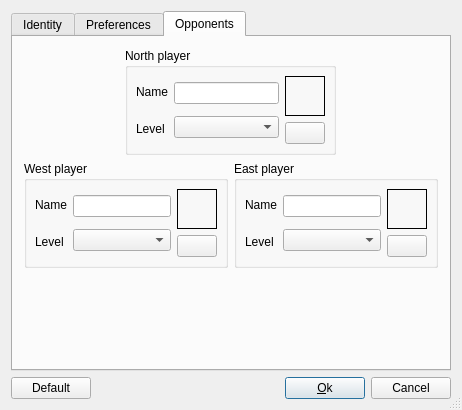
Old version of the form src/desktop/forms/OptionsUI.ui in the repository arabine/icl.
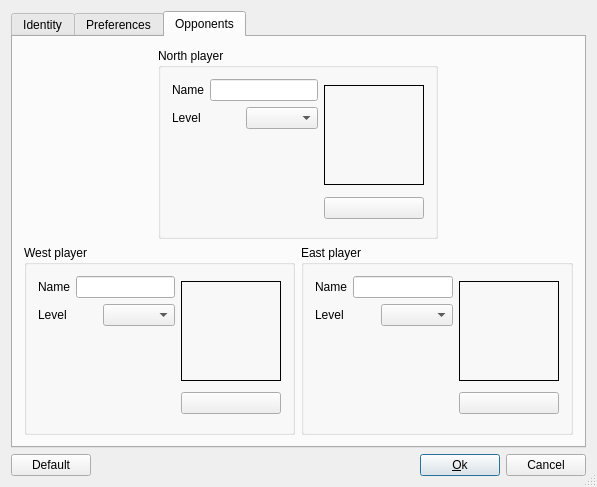
New version of the form. The open tabs and pages were chosen to show the change. Icons and pictures are not drawn.

Commit message: Updated Options dialog, avatars window is now initialized at startup

The edit to the form file:
```diff
--- a/src/desktop/forms/OptionsUI.ui
+++ b/src/desktop/forms/OptionsUI.ui
@@ -6,8 +6,8 @@
    <rect>
     <x>0</x>
     <y>0</y>
-    <width>462</width>
-    <height>410</height>
+    <width>597</width>
+    <height>487</height>
    </rect>
   </property>
   <property name="sizePolicy">
@@ -23,59 +23,6 @@
    <bool>true</bool>
   </property>
   <layout class="QGridLayout" name="gridLayout_4">
-   <item row="1" column="0">
-    <layout class="QHBoxLayout" name="horizontalLayout_2">
-     <item>
-      <widget class="QPushButton" name="btnDefaut">
-       <property name="text">
-        <string>Default</string>
-       </property>
-      </widget>
-     </item>
-     <item>
-      <spacer>
-       <property name="orientation">
-        <enum>Qt::Horizontal</enum>
-       </property>
-       <property name="sizeType">
-        <enum>QSizePolicy::Expanding</enum>
-       </property>
-       <property name="sizeHint" stdset="0">
-        <size>
-         <width>20</width>
-         <height>20</height>
-        </size>
-       </property>
-      </spacer>
-     </item>
-     <item>
-      <widget class="QPushButton" name="btnOk">
-       <property name="text">
-        <string>&amp;Ok</string>
-       </property>
-       <property name="shortcut">
-        <string>Alt+O</string>
-       </property>
-       <property name="autoDefault">
-        <bool>true</bool>
-       </property>
-       <property name="default">
-        <bool>true</bool>
-       </property>
-      </widget>
-     </item>
-     <item>
-      <widget class="QPushButton" name="btnAnnuler">
-       <property name="text">
-        <string>Cancel</string>
-       </property>
-       <property name="autoDefault">
-        <bool>true</bool>
-       </property>
-      </widget>
-     </item>
-    </layout>
-   </item>
    <item row="0" column="0">
     <widget class="QTabWidget" name="optionsUI">
      <property name="currentIndex">
@@ -639,39 +586,9 @@
          <property name="title">
           <string>North player</string>
          </property>
-         <layout class="QGridLayout" name="_20">
-          <property name="leftMargin">
-           <number>8</number>
-          </property>
-          <property name="topMargin">
-           <number>8</number>
-          </property>
-          <property name="rightMargin">
-           <number>8</number>
-          </property>
-          <property name="bottomMargin">
-           <number>8</number>
-          </property>
-          <property name="spacing">
-           <number>6</number>
-          </property>
+         <layout class="QGridLayout" name="gridLayout_8">
           <item row="0" column="0">
-           <layout class="QVBoxLayout" name="_21">
-            <property name="spacing">
-             <number>6</number>
-            </property>
-            <property name="leftMargin">
-             <number>0</number>
-            </property>
-            <property name="topMargin">
-             <number>0</number>
-            </property>
-            <property name="rightMargin">
-             <number>0</number>
-            </property>
-            <property name="bottomMargin">
-             <number>0</number>
-            </property>
+           <layout class="QHBoxLayout" name="horizontalLayout_11">
             <item>
              <widget class="QLabel" name="label_2_2">
               <property name="text">
@@ -680,43 +597,31 @@
              </widget>
             </item>
             <item>
-             <widget class="QLabel" name="label_3_2">
-              <property name="text">
-               <string>Level</string>
+             <widget class="QLineEdit" name="nomJoueurNord">
+              <property name="enabled">
+               <bool>true</bool>
+              </property>
+              <property name="maxLength">
+               <number>10</number>
               </property>
              </widget>
             </item>
            </layout>
           </item>
-          <item row="0" column="2">
-           <layout class="QVBoxLayout" name="_22">
-            <property name="spacing">
-             <number>6</number>
-            </property>
-            <property name="leftMargin">
-             <number>0</number>
-            </property>
-            <property name="topMargin">
-             <number>0</number>
-            </property>
-            <property name="rightMargin">
-             <number>0</number>
-            </property>
-            <property name="bottomMargin">
-             <number>0</number>
-            </property>
+          <item row="0" column="1" rowspan="3">
+           <layout class="QVBoxLayout" name="verticalLayout">
             <item>
              <widget class="QLabel" name="pixNord">
               <property name="minimumSize">
                <size>
-                <width>40</width>
-                <height>40</height>
+                <width>100</width>
+                <height>100</height>
                </size>
               </property>
               <property name="maximumSize">
                <size>
-                <width>40</width>
-                <height>40</height>
+                <width>100</width>
+                <height>100</height>
                </size>
               </property>
               <property name="frameShape">
@@ -732,12 +637,6 @@
             </item>
             <item>
              <widget class="QPushButton" name="btnPixNord">
-              <property name="maximumSize">
-               <size>
-                <width>40</width>
-                <height>16777215</height>
-               </size>
-              </property>
               <property name="text">
                <string/>
               </property>
@@ -749,30 +648,12 @@
             </item>
            </layout>
           </item>
-          <item row="0" column="1">
-           <layout class="QVBoxLayout" name="_23">
-            <property name="spacing">
-             <number>6</number>
-            </property>
-            <property name="leftMargin">
-             <number>0</number>
-            </property>
-            <property name="topMargin">
-             <number>0</number>
-            </property>
-            <property name="rightMargin">
-             <number>0</number>
-            </property>
-            <property name="bottomMargin">
-             <number>0</number>
-            </property>
+          <item row="1" column="0">
+           <layout class="QHBoxLayout" name="horizontalLayout_12">
             <item>
-             <widget class="QLineEdit" name="nomJoueurNord">
-              <property name="enabled">
-               <bool>true</bool>
-              </property>
-              <property name="maxLength">
-               <number>10</number>
+             <widget class="QLabel" name="label_3_2">
+              <property name="text">
+               <string>Level</string>
               </property>
              </widget>
             </item>
@@ -781,6 +662,19 @@
             </item>
            </layout>
           </item>
+          <item row="2" column="0">
+           <spacer name="verticalSpacer_3">
+            <property name="orientation">
+             <enum>Qt::Vertical</enum>
+            </property>
+            <property name="sizeHint" stdset="0">
+             <size>
+              <width>20</width>
+              <height>73</height>
+             </size>
+            </property>
+           </spacer>
+          </item>
          </layout>
         </widget>
        </item>
@@ -802,39 +696,9 @@
          <property name="title">
           <string>West player</string>
          </property>
-         <layout class="QGridLayout" name="_24">
-          <property name="leftMargin">
-           <number>8</number>
-          </property>
-          <property name="topMargin">
-           <number>8</number>
-          </property>
-          <property name="rightMargin">
-           <number>8</number>
-          </property>
-          <property name="bottomMargin">
-           <number>8</number>
-          </property>
-          <property name="spacing">
-           <number>6</number>
-          </property>
+         <layout class="QGridLayout" name="gridLayout_7">
           <item row="0" column="0">
-           <layout class="QVBoxLayout" name="_25">
-            <property name="spacing">
-             <number>6</number>
-            </property>
-            <property name="leftMargin">
-             <number>0</number>
-            </property>
-            <property name="topMargin">
-             <number>0</number>
-            </property>
-            <property name="rightMargin">
-             <number>0</number>
-            </property>
-            <property name="bottomMargin">
-             <number>0</number>
-            </property>
+           <layout class="QHBoxLayout" name="horizontalLayout_6">
             <item>
              <widget class="QLabel" name="label_2_3">
               <property name="text">
@@ -843,32 +707,6 @@
              </widget>
             </item>
             <item>
-             <widget class="QLabel" name="label_3_3">
-              <property name="text">
-               <string>Level</string>
-              </property>
-             </widget>
-            </item>
-           </layout>
-          </item>
-          <item row="0" column="1">
-           <layout class="QVBoxLayout" name="_26">
-            <property name="spacing">
-             <number>6</number>
-            </property>
-            <property name="leftMargin">
-             <number>0</number>
-            </property>
-            <property name="topMargin">
-             <number>0</number>
-            </property>
-            <property name="rightMargin">
-             <number>0</number>
-            </property>
-            <property name="bottomMargin">
-             <number>0</number>
-            </property>
-            <item>
              <widget class="QLineEdit" name="nomJoueurOuest">
               <property name="enabled">
                <bool>true</bool>
@@ -878,12 +716,9 @@
               </property>
              </widget>
             </item>
-            <item>
-             <widget class="QComboBox" name="niveauOuest"/>
-            </item>
            </layout>
           </item>
-          <item row="0" column="2">
+          <item row="0" column="1" rowspan="3">
            <layout class="QVBoxLayout" name="_27">
             <property name="spacing">
              <number>6</number>
@@ -904,14 +739,14 @@
              <widget class="QLabel" name="pixOuest">
               <property name="minimumSize">
                <size>
-                <width>40</width>
-                <height>40</height>
+                <width>100</width>
+                <height>100</height>
                </size>
               </property>
               <property name="maximumSize">
                <size>
-                <width>40</width>
-                <height>40</height>
+                <width>100</width>
+                <height>100</height>
                </size>
               </property>
               <property name="frameShape">
@@ -927,12 +762,6 @@
             </item>
             <item>
              <widget class="QPushButton" name="btnPixOuest">
-              <property name="maximumSize">
-               <size>
-                <width>40</width>
-                <height>16777215</height>
-               </size>
-              </property>
               <property name="text">
                <string/>
               </property>
@@ -950,6 +779,33 @@
             </item>
            </layout>
           </item>
+          <item row="1" column="0">
+           <layout class="QHBoxLayout" name="horizontalLayout_10">
+            <item>
+             <widget class="QLabel" name="label_3_3">
+              <property name="text">
+               <string>Level</string>
+              </property>
+             </widget>
+            </item>
+            <item>
+             <widget class="QComboBox" name="niveauOuest"/>
+            </item>
+           </layout>
+          </item>
+          <item row="2" column="0">
+           <spacer name="verticalSpacer_2">
+            <property name="orientation">
+             <enum>Qt::Vertical</enum>
+            </property>
+            <property name="sizeHint" stdset="0">
+             <size>
+              <width>20</width>
+              <height>72</height>
+             </size>
+            </property>
+           </spacer>
+          </item>
          </layout>
         </widget>
        </item>
@@ -958,23 +814,29 @@
          <property name="title">
           <string>East player</string>
          </property>
-         <layout class="QGridLayout" name="_16">
-          <property name="leftMargin">
-           <number>8</number>
-          </property>
-          <property name="topMargin">
-           <number>8</number>
-          </property>
-          <property name="rightMargin">
-           <number>8</number>
-          </property>
-          <property name="bottomMargin">
-           <number>8</number>
-          </property>
-          <property name="spacing">
-           <number>6</number>
-          </property>
-          <item row="0" column="2">
+         <layout class="QGridLayout" name="gridLayout_9">
+          <item row="0" column="0">
+           <layout class="QHBoxLayout" name="horizontalLayout_13">
+            <item>
+             <widget class="QLabel" name="label_2">
+              <property name="text">
+               <string>Name</string>
+              </property>
+             </widget>
+            </item>
+            <item>
+             <widget class="QLineEdit" name="nomJoueurEst">
+              <property name="enabled">
+               <bool>true</bool>
+              </property>
+              <property name="maxLength">
+               <number>10</number>
+              </property>
+             </widget>
+            </item>
+           </layout>
+          </item>
+          <item row="0" column="1" rowspan="3">
            <layout class="QVBoxLayout" name="_17">
             <property name="spacing">
              <number>6</number>
@@ -995,14 +857,14 @@
              <widget class="QLabel" name="pixEst">
               <property name="minimumSize">
                <size>
-                <width>40</width>
-                <height>40</height>
+                <width>100</width>
+                <height>100</height>
                </size>
               </property>
               <property name="maximumSize">
                <size>
-                <width>40</width>
-                <height>40</height>
+                <width>100</width>
+                <height>100</height>
                </size>
               </property>
               <property name="frameShape">
@@ -1018,12 +880,6 @@
             </item>
             <item>
              <widget class="QPushButton" name="btnPixEst">
-              <property name="maximumSize">
-               <size>
-                <width>40</width>
-                <height>16777215</height>
-               </size>
-              </property>
               <property name="text">
                <string/>
               </property>
@@ -1035,62 +891,8 @@
             </item>
            </layout>
           </item>
-          <item row="0" column="1">
-           <layout class="QVBoxLayout" name="_18">
-            <property name="spacing">
-             <number>6</number>
-            </property>
-            <property name="leftMargin">
-             <number>0</number>
-            </property>
-            <property name="topMargin">
-             <number>0</number>
-            </property>
-            <property name="rightMargin">
-             <number>0</number>
-            </property>
-            <property name="bottomMargin">
-             <number>0</number>
-            </property>
-            <item>
-             <widget class="QLineEdit" name="nomJoueurEst">
-              <property name="enabled">
-               <bool>true</bool>
-              </property>
-              <property name="maxLength">
-               <number>10</number>
-              </property>
-             </widget>
-            </item>
-            <item>
-             <widget class="QComboBox" name="niveauEst"/>
-            </item>
-           </layout>
-          </item>
-          <item row="0" column="0">
-           <layout class="QVBoxLayout" name="_19">
-            <property name="spacing">
-             <number>6</number>
-            </property>
-            <property name="leftMargin">
-             <number>0</number>
-            </property>
-            <property name="topMargin">
-             <number>0</number>
-            </property>
-            <property name="rightMargin">
-             <number>0</number>
-            </property>
-            <property name="bottomMargin">
-             <number>0</number>
-            </property>
-            <item>
-             <widget class="QLabel" name="label_2">
-              <property name="text">
-               <string>Name</string>
-              </property>
-             </widget>
-            </item>
+          <item row="1" column="0">
+           <layout class="QHBoxLayout" name="horizontalLayout_14">
             <item>
              <widget class="QLabel" name="label_3">
               <property name="text">
@@ -1098,28 +900,84 @@
               </property>
              </widget>
             </item>
+            <item>
+             <widget class="QComboBox" name="niveauEst"/>
+            </item>
            </layout>
           </item>
+          <item row="2" column="0">
+           <spacer name="verticalSpacer_4">
+            <property name="orientation">
+             <enum>Qt::Vertical</enum>
+            </property>
+            <property name="sizeHint" stdset="0">
+             <size>
+              <width>20</width>
+              <height>72</height>
+             </size>
+            </property>
+           </spacer>
+          </item>
          </layout>
         </widget>
        </item>
-       <item row="2" column="1" colspan="2">
-        <spacer name="verticalSpacer">
-         <property name="orientation">
-          <enum>Qt::Vertical</enum>
-         </property>
-         <property name="sizeHint" stdset="0">
-          <size>
-           <width>20</width>
-           <height>53</height>
-          </size>
-         </property>
-        </spacer>
-       </item>
       </layout>
      </widget>
     </widget>
    </item>
+   <item row="1" column="0">
+    <layout class="QHBoxLayout" name="horizontalLayout_2">
+     <item>
+      <widget class="QPushButton" name="btnDefaut">
+       <property name="text">
+        <string>Default</string>
+       </property>
+      </widget>
+     </item>
+     <item>
+      <spacer>
+       <property name="orientation">
+        <enum>Qt::Horizontal</enum>
+       </property>
+       <property name="sizeType">
+        <enum>QSizePolicy::Expanding</enum>
+       </property>
+       <property name="sizeHint" stdset="0">
+        <size>
+         <width>20</width>
+         <height>20</height>
+        </size>
+       </property>
+      </spacer>
+     </item>
+     <item>
+      <widget class="QPushButton" name="btnOk">
+       <property name="text">
+        <string>&amp;Ok</string>
+       </property>
+       <property name="shortcut">
+        <string>Alt+O</string>
+       </property>
+       <property name="autoDefault">
+        <bool>true</bool>
+       </property>
+       <property name="default">
+        <bool>true</bool>
+       </property>
+      </widget>
+     </item>
+     <item>
+      <widget class="QPushButton" name="btnAnnuler">
+       <property name="text">
+        <string>Cancel</string>
+       </property>
+       <property name="autoDefault">
+        <bool>true</bool>
+       </property>
+      </widget>
+     </item>
+    </layout>
+   </item>
   </layout>
  </widget>
  <layoutdefault spacing="6" margin="11"/>
```
Left out of the diff: 242 changed lines with no effect on the pictures. The commit also changes 3 other files.
